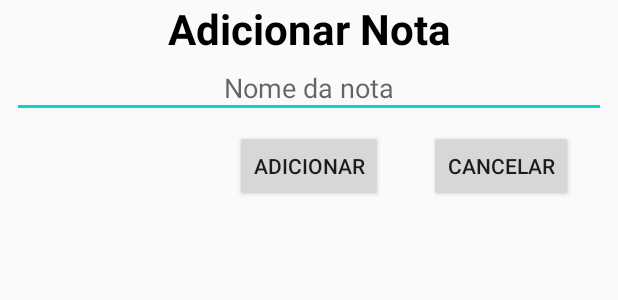
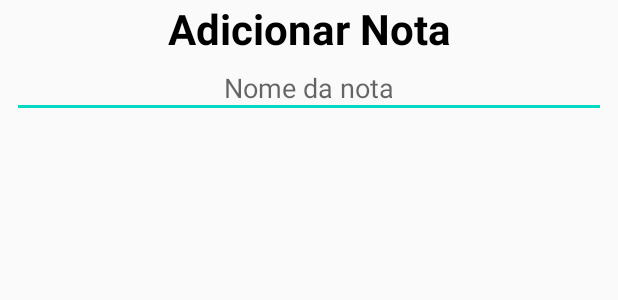
Before and after one commit to danilovalerio/mynotes_mvvm, an Android app: the layout alert_adicionar_nota.xml on its own in the app's theme, with its tools: preview values and no code run, on a phone screen of 412 x 824 dp. Shown: the top 300 px of the screen. Run offline under Robolectric (Android 15) with nearby library versions, the phone set to English and light mode, and no system bars.

Commit message:
AlertDialog para inserção de notas novas

```diff
--- a/app/src/main/res/layout/alert_adicionar_nota.xml
+++ b/app/src/main/res/layout/alert_adicionar_nota.xml
@@ -32,25 +32,25 @@
         app:layout_constraintEnd_toEndOf="parent"
         app:layout_constraintStart_toStartOf="parent"/>
 
-    <Button
-        android:id="@+id/btn_adicionar"
-        android:layout_width="wrap_content"
-        android:layout_height="wrap_content"
-        android:layout_margin="8dp"
-        android:text="@string/texto_botao_adicionar"
-        app:layout_constraintTop_toBottomOf="@+id/et_tituloNota"
-        app:layout_constraintEnd_toEndOf="parent"
-        app:layout_constraintStart_toStartOf="parent"/>
+<!--    <Button-->
+<!--        android:id="@+id/btn_adicionar"-->
+<!--        android:layout_width="wrap_content"-->
+<!--        android:layout_height="wrap_content"-->
+<!--        android:layout_margin="8dp"-->
+<!--        android:text="@string/texto_botao_adicionar"-->
+<!--        app:layout_constraintTop_toBottomOf="@+id/et_tituloNota"-->
+<!--        app:layout_constraintEnd_toEndOf="parent"-->
+<!--        app:layout_constraintStart_toStartOf="parent"/>-->
 
-    <Button
-        android:id="@+id/btn_cancelar"
-        android:layout_width="wrap_content"
-        android:layout_height="wrap_content"
-        android:layout_margin="8dp"
-        android:text="@string/texto_botao_cancelar"
-        app:layout_constraintTop_toBottomOf="@+id/et_tituloNota"
-        app:layout_constraintEnd_toEndOf="parent"
-        app:layout_constraintStart_toEndOf="@id/btn_adicionar"/>
+<!--    <Button-->
+<!--        android:id="@+id/btn_cancelar"-->
+<!--        android:layout_width="wrap_content"-->
+<!--        android:layout_height="wrap_content"-->
+<!--        android:layout_margin="8dp"-->
+<!--        android:text="@string/texto_botao_cancelar"-->
+<!--        app:layout_constraintTop_toBottomOf="@+id/et_tituloNota"-->
+<!--        app:layout_constraintEnd_toEndOf="parent"-->
+<!--        app:layout_constraintStart_toEndOf="@id/btn_adicionar"/>-->
 
 
 </androidx.constraintlayout.widget.ConstraintLayout>
```
Also changed, not shown: app/src/main/java/projetos/danilo/mynotesmvvm/ui/notas/NotasActivity.kt (+13 -3 lines), app/src/main/res/layout/activity_notas.xml (+10 -0 lines).
